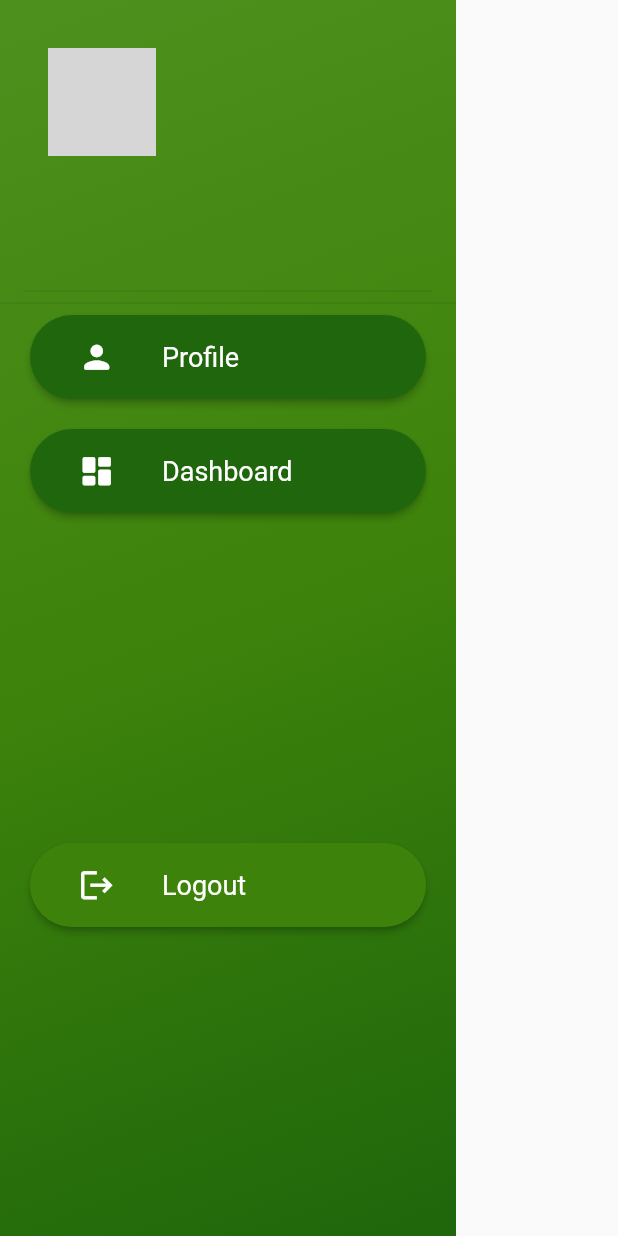
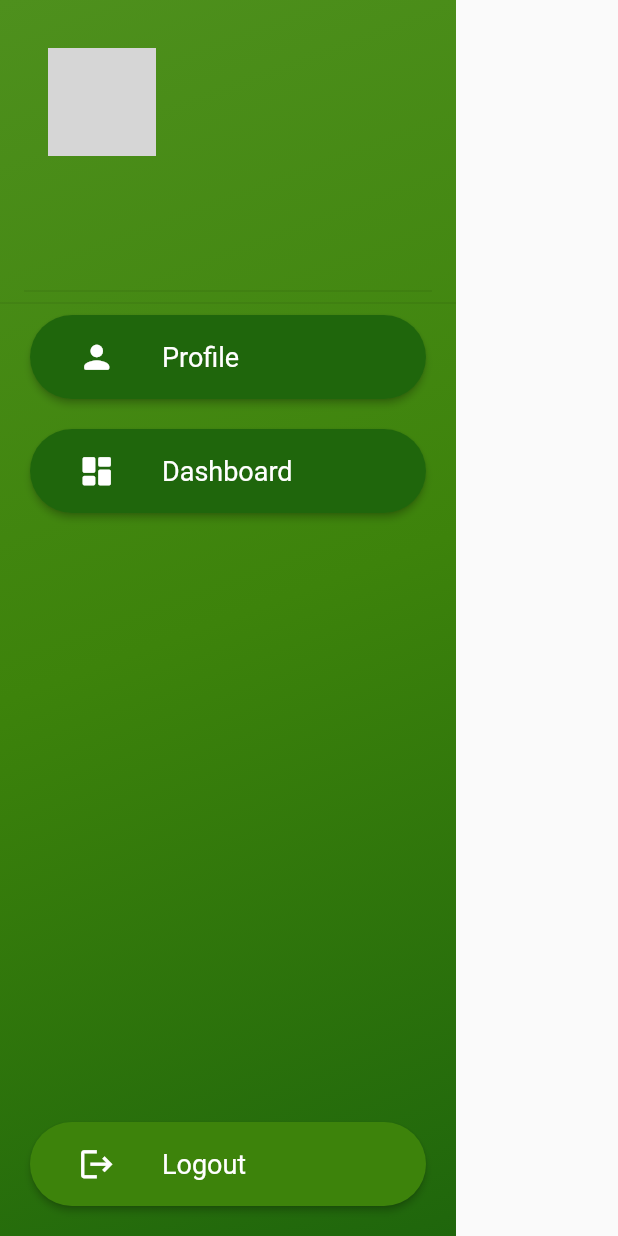
Before and after one commit to onkardighe/BioZen, a Flutter app: the AppDrawer widget shown alone on an empty page, opened directly, on a phone screen of 412 x 824 dp. Run offline on Flutter 3.47's test engine with Material 2 defaults, Android fonts, the phone set to English and light mode, and no system bars; our stand-ins replace cloud_firestore, firebase_auth, firebase_core, google_sign_in, rating_dialog; missing offline and left inert: web3dart; accounts and stored records are empty; network calls fail; grey boxes are pictures that could not be loaded.

Commit message:
Remove aligmnemt from Drawer - Added 'i' Button in dashboard

```diff
--- a/supplychain/lib/utils/Drawer.dart
+++ b/supplychain/lib/utils/Drawer.dart
@@ -43,7 +43,7 @@ class _AppDrawerState extends State<AppDrawer> {
         elevation: 0,
         child: Container(
           decoration: BoxDecoration(gradient: AppTheme().themeGradient),
-          child: ListView(
+          child: Column(
             children: <Widget>[
               SizedBox(
                 height: 210,
@@ -155,9 +155,9 @@ class _AppDrawerState extends State<AppDrawer> {
                         ),
                       ),
                     ),
+              Spacer(),
               Container(
-                margin:
-                    EdgeInsets.only(top: 200, left: 20, right: 20, bottom: 20),
+                margin: EdgeInsets.only(left: 20, right: 20, bottom: 20),
                 child: ElevatedButton(
                   style: ButtonStyle(
                       shape: MaterialStateProperty.all<RoundedRectangleBorder>(
```
Also changed, not shown: supplychain/lib/pages/dashboard.dart (+6 -5 lines).
